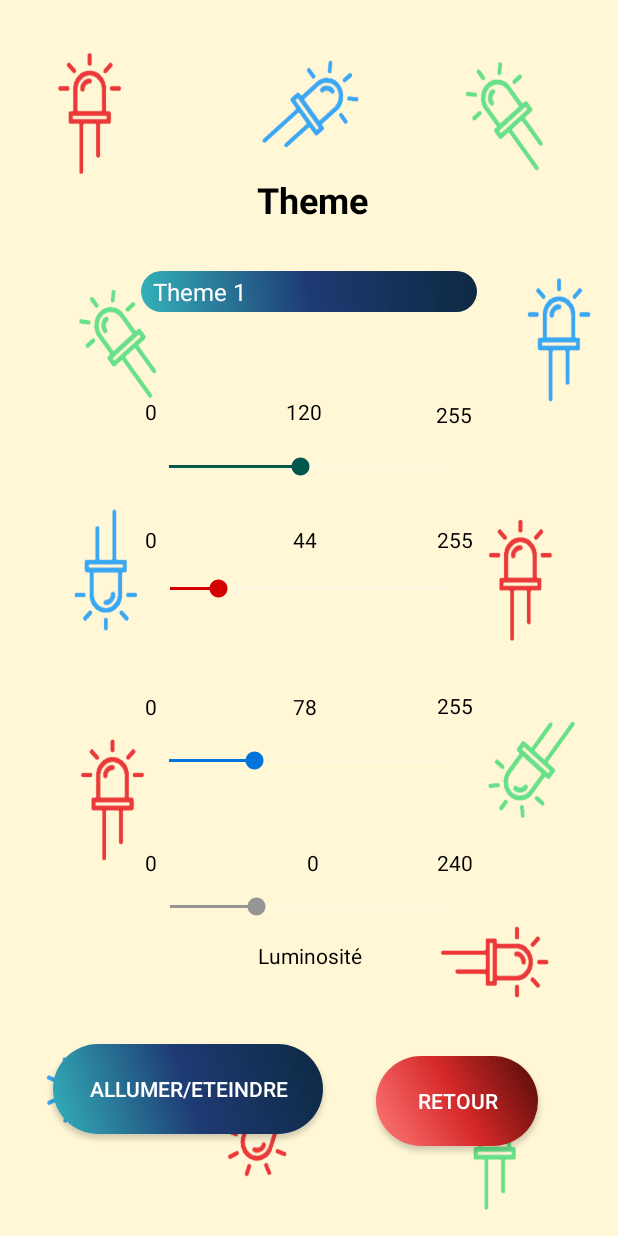
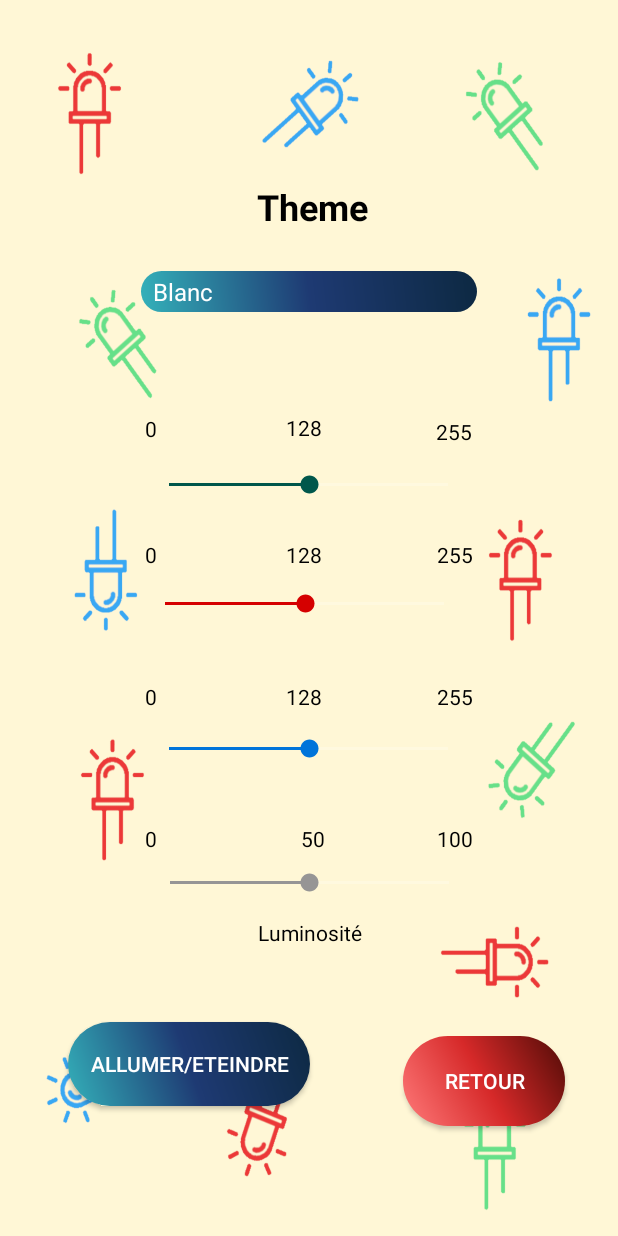
Before and after one commit to institut-galilee/Immersion_projects, an Android app: the ActivityMain2 screen opened directly, with no data from a screen before it, on a phone screen of 412 x 824 dp. Run offline under Robolectric (Android 15) with nearby library versions, the phone set to English and light mode, and no system bars; 1 statement that could not run was skipped.

Commit message:
Final application ?

```diff
--- a/MyApplication/app/src/main/java/com/example/myapplication/ActivityMain2.java
+++ b/MyApplication/app/src/main/java/com/example/myapplication/ActivityMain2.java
@@ -1,9 +1,6 @@
 package com.example.myapplication;
 
 import android.annotation.SuppressLint;
-import android.bluetooth.BluetoothAdapter;
-import android.bluetooth.BluetoothDevice;
-import android.bluetooth.BluetoothSocket;
 import android.content.Intent;
 import android.os.Bundle;
 import android.support.v7.app.AppCompatActivity;
@@ -15,11 +12,7 @@ import android.widget.SeekBar;
 import android.widget.Spinner;
 import android.widget.TextView;
 import android.widget.Toast;
-
 import java.io.IOException;
-import java.util.Set;
-import java.util.UUID;
-
 import static com.example.myapplication.MainActivity.bSocket;
 
 public class ActivityMain2 extends AppCompatActivity {
@@ -33,57 +26,16 @@ public class ActivityMain2 extends AppCompatActivity {
     //
 
 
-    String r1, v1, b1, couleurs;
+    String r1, v1, b1, l1, couleurs;
     //Menu des themes
-    private Spinner themes;
-    private Button retour;
-    private Button allumer;
+    Spinner themes;
+    Button retour;
+    Button allumer;
 
 
     String etat = "A";
 
-    //@SuppressLint("ClickableViewAccessibility")
-
-    /*
-    private void setw() throws IOException
-    {
-        bluetooth_connect_device();
-        connexion.setOnTouchListener(new View.OnTouchListener()
-        {   @Override
-        public boolean onTouch(View v, MotionEvent event){
-            if(event.getAction() == MotionEvent.ACTION_DOWN) {led_on_off("f");}
-            if(event.getAction() == MotionEvent.ACTION_UP){led_on_off("b");}
-            return true;}
-        });*/
-
     @SuppressLint("HardwareIds")
-    /*private void bluetooth_connect_device() throws IOException
-    {
-        try
-        {
-            myBluetooth = BluetoothAdapter.getDefaultAdapter();
-            address = myBluetooth.getAddress();
-            pairedDevices = myBluetooth.getBondedDevices();
-            if (pairedDevices.size()>0)
-            {
-                for(BluetoothDevice bt : pairedDevices)
-                {
-                    address=bt.getAddress();
-                    name = bt.getName();
-                    Toast.makeText(getApplicationContext(),"Connected", Toast.LENGTH_SHORT).show();
-                }
-            }
-        }
-        catch(Exception ignored){}
-        myBluetooth = BluetoothAdapter.getDefaultAdapter();//get the mobile bluetooth device
-        BluetoothDevice dispositivo = myBluetooth.getRemoteDevice(address);//connects to the device's address and checks if it's available
-        btSocket = dispositivo.createInsecureRfcommSocketToServiceRecord(myUUID);//create a RFCOMM (SPP) connection
-        btSocket.connect();
-        //try { t1.setText("BT Name: "+name+"\nBT Address: "+address); }
-        //catch(Exception e){}
-    }*/
-
-
     private void envoiCouleurs(int a)
     {
         try
@@ -104,6 +56,12 @@ public class ActivityMain2 extends AppCompatActivity {
                 }
                 if(a==3) {
                     couleurs = b1;
+                    for (char e : couleurs.toCharArray()) {
+                        bSocket.getOutputStream().write(e);
+                    }
+                }
+                if(a==4) {
+                    couleurs = l1;
                     for (char e : couleurs.toCharArray()) {
                         bSocket.getOutputStream().write(e);
                     }
@@ -181,7 +139,7 @@ public class ActivityMain2 extends AppCompatActivity {
                 CharSequence themeSelectionne = (CharSequence) parent.getItemAtPosition(position);
                 String s = themeSelectionne.toString();
                 switch (s){
-                    case "Theme 1":
+                    case "Blanc":
                         sr.setEnabled(true);
                         sv.setEnabled(true);
                         sb.setEnabled(true);
@@ -191,9 +149,9 @@ public class ActivityMain2 extends AppCompatActivity {
                         } catch (IOException e) {
                             e.printStackTrace();
                         }
-                        theme1();
+                        theme(128,128,128,50);
                         break;
-                    case "Theme 2":
+                    case "Rouge":
                         sr.setEnabled(true);
                         sv.setEnabled(true);
                         sb.setEnabled(true);
@@ -203,9 +161,9 @@ public class ActivityMain2 extends AppCompatActivity {
                         } catch (IOException e) {
                             e.printStackTrace();
                         }
-                        theme2();
+                        theme(255,0,0,50);
                         break;
-                    case "Theme 3":
+                    case "Vert":
                         sr.setEnabled(true);
                         sv.setEnabled(true);
                         sb.setEnabled(true);
@@ -215,9 +173,9 @@ public class ActivityMain2 extends AppCompatActivity {
                         } catch (IOException e) {
                             e.printStackTrace();
                         }
-                        theme3();
+                        theme(0,255,0,50);
                         break;
-                    case "Theme 4":
+                    case "Bleu":
                         sr.setEnabled(true);
                         sv.setEnabled(true);
                         sb.setEnabled(true);
@@ -227,9 +185,9 @@ public class ActivityMain2 extends AppCompatActivity {
                         } catch (IOException e) {
                             e.printStackTrace();
                         }
-                        theme4();
+                        theme(0,0,255,50);
                         break;
-                    case "Theme 5":
+                    case "Jaune":
                         sr.setEnabled(true);
                         sv.setEnabled(true);
                         sb.setEnabled(true);
@@ -239,7 +197,55 @@ public class ActivityMain2 extends AppCompatActivity {
                         } catch (IOException e) {
                             e.printStackTrace();
                         }
-                        theme5();
+                        theme(255,255,0,50);
+                        break;
+                    case "Magenta":
+                        sr.setEnabled(true);
+                        sv.setEnabled(true);
+                        sb.setEnabled(true);
+                        sl.setEnabled(true);
+                        try {
+                            bSocket.getOutputStream().write("T".getBytes());
+                        } catch (IOException e) {
+                            e.printStackTrace();
+                        }
+                        theme(255,0,255,50);
+                        break;
+                    case "Cyan":
+                        sr.setEnabled(true);
+                        sv.setEnabled(true);
+                        sb.setEnabled(true);
+                        sl.setEnabled(true);
+                        try {
+                            bSocket.getOutputStream().write("T".getBytes());
+                        } catch (IOException e) {
+                            e.printStackTrace();
+                        }
+                        theme(0,255,255,50);
+                        break;
+                    case "Orange":
+                        sr.setEnabled(true);
+                        sv.setEnabled(true);
+                        sb.setEnabled(true);
+                        sl.setEnabled(true);
+                        try {
+                            bSocket.getOutputStream().write("T".getBytes());
+                        } catch (IOException e) {
+                            e.printStackTrace();
+                        }
+                        theme(255,50,0,50);
+                        break;
+                    case "Rose":
+                        sr.setEnabled(true);
+                        sv.setEnabled(true);
+                        sb.setEnabled(true);
+                        sl.setEnabled(true);
+                        try {
+                            bSocket.getOutputStream().write("T".getBytes());
+                        } catch (IOException e) {
+                            e.printStackTrace();
+                        }
+                        theme(255,0,40,50);
                         break;
                     case "Guirelande":
                         sr.setEnabled(false);
@@ -252,9 +258,20 @@ public class ActivityMain2 extends AppCompatActivity {
                             e.printStackTrace();
                         }
                         break;
+                    case "Fondu":
+                        sr.setEnabled(false);
+                        sv.setEnabled(false);
+                        sb.setEnabled(false);
+                        sl.setEnabled(true);
+                        try {
+                            bSocket.getOutputStream().write("F".getBytes());
+                        } catch (IOException e) {
+                            e.printStackTrace();
+                        }
+                        break;
                 }
                 etat = "A";
-                for (int i=1; i<=3; i++)
+                for (int i=1; i<=4; i++)
                 {
                     envoiCouleurs(i);
                 }
@@ -335,8 +352,11 @@ public class ActivityMain2 extends AppCompatActivity {
         sl.setOnSeekBarChangeListener(new SeekBar.OnSeekBarChangeListener() {
             @Override
             public void onProgressChanged(SeekBar seekBar, int progress, boolean fromUser) {
+                l1="l"+progress+";";
                 l = progress;
                 tl.setText(""+progress+"");
+                etat = "A";
+                envoiCouleurs(4);
             }
 
             @Override
@@ -350,9 +370,6 @@ public class ActivityMain2 extends AppCompatActivity {
             }
         });
 
-        /*r = sr.getProgress();
-        v = sv.getProgress();
-        b = sb.getProgress()*/
         retour.setOnClickListener(new View.OnClickListener() {
             @Override
             public void onClick(View v) {
@@ -372,67 +389,21 @@ public class ActivityMain2 extends AppCompatActivity {
 
     }
 
-    public void theme1(){
-        this.r = 44;
+    public void theme(int rd,int vt,int be, int lm){
+        this.r = rd;
         this.r1= ""+this.r;
-        this.v = 120;
+        this.v = vt;
         this.v1= ""+this.v;
-        this.b = 78;
+        this.b = be;
         this.b1= ""+this.b;
+        this.l = lm;
+        this.l1= ""+this.l;
         sr.setProgress(this.r);
         sv.setProgress(this.v);
         sb.setProgress(this.b);
-    }
+        sl.setProgress(this.l);
 
-    public void theme2(){
-        this.r = 112;
-        this.r1= ""+this.r;
-        this.v = 0;
-        this.v1= ""+this.v;
-        this.b = 255;
-        this.b1= ""+this.b;
-        sr.setProgress(this.r);
-        sv.setProgress(this.v);
-        sb.setProgress(this.b);
-    }
-
-    public void theme3(){
-        this.r = 12;
-        this.r1= ""+this.r;
-        this.v = 10;
-        this.v1= ""+this.v;
-        this.b = 25;
-        this.b1= ""+this.b;
-        sr.setProgress(this.r);
-        sv.setProgress(this.v);
-        sb.setProgress(this.b);
-    }
-
-    public void theme4(){
-        this.r = 200;
-        this.r1= ""+this.r;
-        this.v = 218;
-        this.v1= ""+this.v;
-        this.b = 255;
-        this.b1= ""+this.b;
-        sr.setProgress(this.r);
-        sv.setProgress(this.v);
-        sb.setProgress(this.b);
-    }
-
-    public void theme5(){
-        this.r = 6;
-        this.r1= ""+this.r;
-        this.v = 31;
-        this.v1= ""+this.v;
-        this.b = 99;
-        this.b1= ""+this.b;
-        sr.setProgress(this.r);
-        sv.setProgress(this.v);
-        sb.setProgress(this.b);
     }
 
 
-
-
 }
--- a/MyApplication/app/src/main/java/com/example/myapplication/ActivityMain4.java
+++ b/MyApplication/app/src/main/java/com/example/myapplication/ActivityMain4.java
@@ -12,9 +12,9 @@ import static com.example.myapplication.MainActivity.bSocket;
 
 public class ActivityMain4 extends AppCompatActivity {
 
-    private Button calibrage;
-    private Button controler;
-    private Button immersion;
+    Button calibrage;
+    Button controler;
+    Button immersion;
 
     @SuppressLint("HardwareIds")
     @Override
--- a/MyApplication/app/src/main/res/layout/activity_main2.xml
+++ b/MyApplication/app/src/main/res/layout/activity_main2.xml
@@ -17,7 +17,7 @@
         android:layout_marginEnd="8dp"
         android:layout_marginRight="8dp"
         android:layout_marginBottom="8dp"
-        android:text="255"
+        android:text="@string/_255"
         android:textColor="@android:color/black"
         app:layout_constraintBottom_toTopOf="@+id/vert"
         app:layout_constraintEnd_toEndOf="parent"
@@ -36,7 +36,7 @@
         android:layout_marginEnd="8dp"
         android:layout_marginRight="8dp"
         android:layout_marginBottom="8dp"
-        android:text="0"
+        android:text="@string/_0"
         android:textColor="@android:color/black"
         app:layout_constraintBottom_toTopOf="@+id/vert"
         app:layout_constraintEnd_toEndOf="parent"
@@ -56,17 +56,18 @@
         android:layout_marginRight="8dp"
         android:layout_marginBottom="8dp"
         android:colorControlActivated="@color/red"
+        android:colorControlNormal="@color/blue"
         android:max="255"
         android:progress="60"
-        android:colorControlNormal="@color/blue"
         android:progressTint="@color/red"
         android:thumbTint="@color/red"
         app:layout_constraintBottom_toBottomOf="parent"
         app:layout_constraintEnd_toEndOf="parent"
-        app:layout_constraintHorizontal_bias="0.502"
+        app:layout_constraintHorizontal_bias="0.485"
         app:layout_constraintStart_toStartOf="parent"
         app:layout_constraintTop_toBottomOf="@+id/spinner"
-        app:layout_constraintVertical_bias="0.284" />
+        app:layout_constraintVertical_bias="0.302"
+        tools:targetApi="lollipop" />
 
     <SeekBar
         android:id="@+id/vert"
@@ -79,7 +80,6 @@
         android:layout_marginTop="8dp"
         android:layout_marginEnd="8dp"
         android:layout_marginRight="8dp"
-        android:layout_marginBottom="8dp"
         android:colorControlActivated="@color/green"
         android:max="255"
         android:progress="100"
@@ -90,7 +90,8 @@
         app:layout_constraintHorizontal_bias="0.497"
         app:layout_constraintStart_toStartOf="parent"
         app:layout_constraintTop_toBottomOf="@+id/spinner"
-        app:layout_constraintVertical_bias="0.636" />
+        app:layout_constraintVertical_bias="0.636"
+        tools:targetApi="lollipop" />
 
     <SeekBar
         android:id="@+id/bleu"
@@ -112,7 +113,8 @@
         app:layout_constraintHorizontal_bias="0.497"
         app:layout_constraintStart_toStartOf="parent"
         app:layout_constraintTop_toBottomOf="@+id/rouge"
-        app:layout_constraintVertical_bias="0.215" />
+        app:layout_constraintVertical_bias="0.17000002"
+        tools:targetApi="lollipop" />
 
     <SeekBar
         android:id="@+id/luminosite"
@@ -125,7 +127,7 @@
         android:layout_marginRight="8dp"
         android:layout_marginBottom="8dp"
         android:colorControlActivated="@color/grey"
-        android:max="240"
+        android:max="100"
         android:progress="74"
         android:progressTint="@color/grey"
         android:thumbTint="@color/grey"
@@ -134,7 +136,8 @@
         app:layout_constraintHorizontal_bias="0.502"
         app:layout_constraintStart_toStartOf="parent"
         app:layout_constraintTop_toBottomOf="@+id/bleu"
-        app:layout_constraintVertical_bias="0.245" />
+        app:layout_constraintVertical_bias="0.207"
+        tools:targetApi="lollipop" />
 
     <TextView
         android:id="@+id/textView2"
@@ -146,7 +149,7 @@
         android:layout_marginEnd="8dp"
         android:layout_marginRight="8dp"
         android:layout_marginBottom="8dp"
-        android:text="0"
+        android:text="@string/_0"
         android:textColor="@android:color/black"
         app:layout_constraintBottom_toTopOf="@+id/bleu"
         app:layout_constraintEnd_toEndOf="parent"
@@ -165,7 +168,7 @@
         android:layout_marginEnd="8dp"
         android:layout_marginRight="8dp"
         android:layout_marginBottom="8dp"
-        android:text="0"
+        android:text="@string/_0"
         android:textColor="@android:color/black"
         app:layout_constraintBottom_toTopOf="@+id/rouge"
         app:layout_constraintEnd_toEndOf="parent"
@@ -184,7 +187,7 @@
         android:layout_marginEnd="8dp"
         android:layout_marginRight="8dp"
         android:layout_marginBottom="8dp"
-        android:text="255"
+        android:text="@string/_255"
         android:textColor="@android:color/black"
         app:layout_constraintBottom_toTopOf="@+id/bleu"
         app:layout_constraintEnd_toEndOf="parent"
@@ -220,8 +223,7 @@
         android:layout_marginTop="8dp"
         android:layout_marginEnd="8dp"
         android:layout_marginRight="8dp"
-        android:layout_marginBottom="8dp"
-        android:text="Theme"
+        android:text="@string/theme"
         android:textColor="@android:color/background_dark"
         android:textSize="24sp"
         android:textStyle="bold"
@@ -230,7 +232,7 @@
         app:layout_constraintHorizontal_bias="0.507"
         app:layout_constraintStart_toStartOf="parent"
         app:layout_constraintTop_toTopOf="parent"
-        app:layout_constraintVertical_bias="0.824" />
+        app:layout_constraintVertical_bias="0.81" />
 
     <TextView
         android:id="@+id/textView15"
@@ -242,7 +244,7 @@
         android:layout_marginEnd="8dp"
         android:layout_marginRight="8dp"
         android:layout_marginBottom="8dp"
-        android:text="255"
+        android:text="@string/_255"
         android:textColor="@android:color/black"
         app:layout_constraintBottom_toTopOf="@+id/rouge"
         app:layout_constraintEnd_toEndOf="parent"
@@ -261,7 +263,7 @@
         android:layout_marginEnd="8dp"
         android:layout_marginRight="8dp"
         android:layout_marginBottom="8dp"
-        android:text="TextView"
+        android:text="@string/current"
         android:textColor="@android:color/black"
         app:layout_constraintBottom_toTopOf="@+id/vert"
         app:layout_constraintEnd_toStartOf="@+id/textView7"
@@ -280,7 +282,7 @@
         android:layout_marginEnd="8dp"
         android:layout_marginRight="8dp"
         android:layout_marginBottom="8dp"
-        android:text="TextView"
+        android:text="@string/current"
         android:textColor="@android:color/black"
         app:layout_constraintBottom_toTopOf="@+id/rouge"
         app:layout_constraintEnd_toStartOf="@+id/textView15"
@@ -299,7 +301,7 @@
         android:layout_marginEnd="8dp"
         android:layout_marginRight="8dp"
         android:layout_marginBottom="8dp"
-        android:text="TextView"
+        android:text="@string/current"
         android:textColor="@android:color/black"
         app:layout_constraintBottom_toTopOf="@+id/bleu"
         app:layout_constraintEnd_toStartOf="@+id/textView3"
@@ -319,13 +321,13 @@
         android:layout_marginRight="8dp"
         android:layout_marginBottom="48dp"
         android:background="@drawable/buttonshape3"
-        android:text="Retour"
+        android:text="@string/retour"
         app:layout_constraintBottom_toBottomOf="parent"
         app:layout_constraintEnd_toEndOf="parent"
-        app:layout_constraintHorizontal_bias="0.843"
+        app:layout_constraintHorizontal_bias="0.905"
         app:layout_constraintStart_toStartOf="parent"
         app:layout_constraintTop_toBottomOf="@+id/luminosite"
-        app:layout_constraintVertical_bias="0.871" />
+        app:layout_constraintVertical_bias="0.767" />
 
     <TextView
         android:id="@+id/textView8"
@@ -337,7 +339,7 @@
         android:layout_marginEnd="8dp"
         android:layout_marginRight="8dp"
         android:layout_marginBottom="8dp"
-        android:text="Luminosité"
+        android:text="@string/lumos"
         android:textColor="@android:color/black"
         app:layout_constraintBottom_toTopOf="@+id/retour"
         app:layout_constraintEnd_toEndOf="parent"
@@ -356,7 +358,7 @@
         android:layout_marginEnd="8dp"
         android:layout_marginRight="8dp"
         android:layout_marginBottom="8dp"
-        android:text="0"
+        android:text="@string/_0"
         android:textColor="@android:color/black"
         app:layout_constraintBottom_toTopOf="@+id/luminosite"
         app:layout_constraintEnd_toEndOf="parent"
@@ -375,7 +377,7 @@
         android:layout_marginEnd="8dp"
         android:layout_marginRight="8dp"
         android:layout_marginBottom="8dp"
-        android:text="240"
+        android:text="@string/_100"
         android:textColor="@android:color/black"
         app:layout_constraintBottom_toTopOf="@+id/luminosite"
         app:layout_constraintEnd_toEndOf="parent"
@@ -394,7 +396,7 @@
         android:layout_marginEnd="8dp"
         android:layout_marginRight="8dp"
         android:layout_marginBottom="8dp"
-        android:text="TextView"
+        android:text="@string/current"
         android:textColor="@android:color/black"
         app:layout_constraintBottom_toTopOf="@+id/luminosite"
         app:layout_constraintEnd_toStartOf="@+id/textView10"
@@ -405,8 +407,8 @@
 
     <Button
         android:id="@+id/allumer"
-        android:layout_width="180dp"
-        android:layout_height="wrap_content"
+        android:layout_width="161dp"
+        android:layout_height="56dp"
         android:layout_marginStart="8dp"
         android:layout_marginLeft="8dp"
         android:layout_marginTop="8dp"
@@ -414,10 +416,12 @@
         android:layout_marginRight="8dp"
         android:layout_marginBottom="8dp"
         android:background="@drawable/buttonshape2"
-        android:text="Allumer/Eteindre"
+        android:text="@string/on_off"
         app:layout_constraintBottom_toBottomOf="parent"
         app:layout_constraintEnd_toStartOf="@+id/retour"
+        app:layout_constraintHorizontal_bias="0.406"
         app:layout_constraintStart_toStartOf="parent"
-        app:layout_constraintTop_toTopOf="@+id/textView8" />
+        app:layout_constraintTop_toTopOf="@+id/textView8"
+        app:layout_constraintVertical_bias="0.44" />
 
 </android.support.constraint.ConstraintLayout>
--- a/MyApplication/app/src/main/res/values/strings.xml
+++ b/MyApplication/app/src/main/res/values/strings.xml
@@ -1,13 +1,28 @@
 <resources>
     <string name="app_name">My Application</string>
-    <string name="recherche">Rechercher des périphériques ...</string>
     <string name="rech">rechercher</string>
+    <string name="calibrage">Calibrage</string>
+    <string name="controler_les_couleurs">Controler les couleurs</string>
+    <string name="mode_immersion">Mode Immersion</string>
+    <string name="_255">255</string>
+    <string name="_0">0</string>
+    <string name="theme">Theme</string>
+    <string name="current">Current</string>
+    <string name="retour">Retour</string>
+    <string name="lumos">Luminosité</string>
+    <string name="_100">100</string>
+    <string name="on_off">Allumer/Eteindre</string>
     <string-array name="Theme">
-        <item>Theme 1</item>
-        <item>Theme 2</item>
-        <item>Theme 3</item>
-        <item>Theme 4</item>
-        <item>Theme 5</item>
-        <item> Guirelande</item>
+        <item>Blanc</item>
+        <item>Rouge</item>
+        <item>Vert</item>
+        <item>Bleu</item>
+        <item>Jaune</item>
+        <item>Magenta</item>
+        <item>Cyan</item>
+        <item>Orange</item>
+        <item>Rose</item>
+        <item>Guirelande</item>
+        <item>Fondu</item>
     </string-array>
 </resources>
```
Also changed, not shown: MyApplication/app/src/main/java/com/example/myapplication/ActivityMain3.java (+38 -48 lines), MyApplication/app/src/main/java/com/example/myapplication/MainActivity.java (+7 -19 lines), MyApplication/app/src/main/res/layout/activity_main.xml (+5 -4 lines), MyApplication/app/src/main/res/layout/activity_main3.xml (+35 -28 lines).
